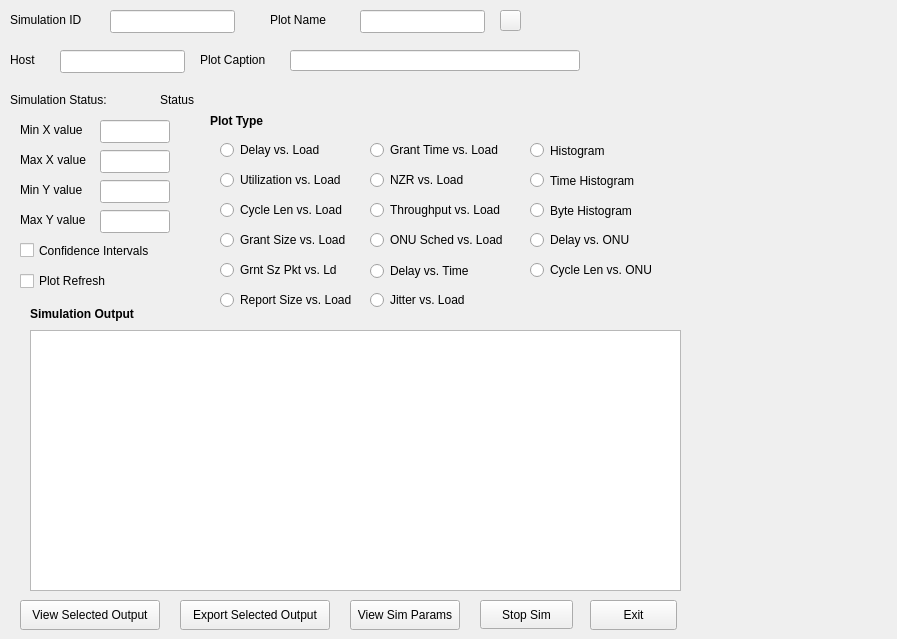
Qt form epon_sims/sim_mgr/simviewform.ui (GsusFreak/scvid) before a commit.
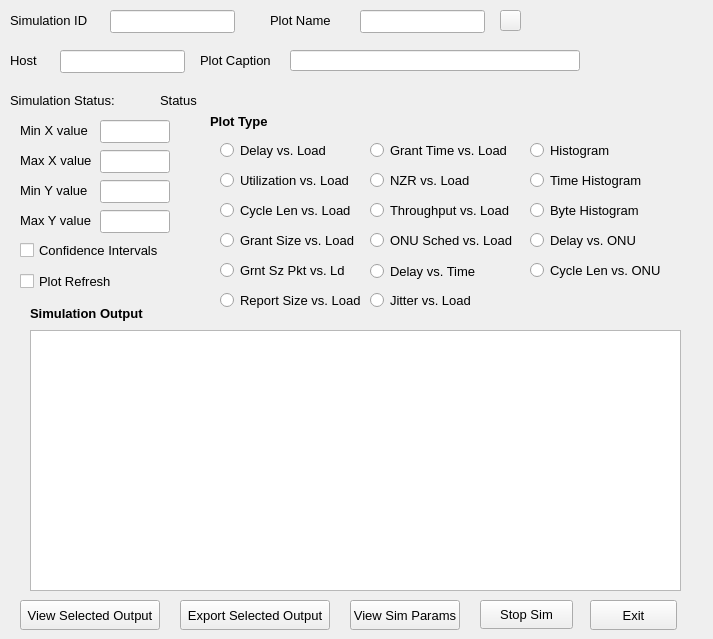
The same form after that commit.

Diff of the .ui file:
```diff
--- a/epon_sims/sim_mgr/simviewform.ui
+++ b/epon_sims/sim_mgr/simviewform.ui
@@ -6,7 +6,7 @@
    <rect>
     <x>0</x>
     <y>0</y>
-    <width>897</width>
+    <width>713</width>
     <height>639</height>
    </rect>
   </property>
@@ -49,7 +49,9 @@
     </rect>
    </property>
    <property name="font">
-    <font/>
+    <font>
+     <pointsize>10</pointsize>
+    </font>
    </property>
    <property name="text">
     <string>Max X value</string>
@@ -88,7 +90,9 @@
     </rect>
    </property>
    <property name="font">
-    <font/>
+    <font>
+     <pointsize>10</pointsize>
+    </font>
    </property>
    <property name="text">
     <string>Max Y value</string>
@@ -133,7 +137,9 @@
     </rect>
    </property>
    <property name="font">
-    <font/>
+    <font>
+     <pointsize>10</pointsize>
+    </font>
    </property>
    <property name="text">
     <string>Min Y value</string>
@@ -152,7 +158,9 @@
     </rect>
    </property>
    <property name="font">
-    <font/>
+    <font>
+     <pointsize>10</pointsize>
+    </font>
    </property>
    <property name="text">
     <string>Export Selected Output</string>
@@ -168,7 +176,9 @@
     </rect>
    </property>
    <property name="font">
-    <font/>
+    <font>
+     <pointsize>10</pointsize>
+    </font>
    </property>
    <property name="text">
     <string>View Sim Params</string>
@@ -184,7 +194,9 @@
     </rect>
    </property>
    <property name="font">
-    <font/>
+    <font>
+     <pointsize>10</pointsize>
+    </font>
    </property>
    <property name="text">
     <string>Exit</string>
@@ -200,7 +212,9 @@
     </rect>
    </property>
    <property name="font">
-    <font/>
+    <font>
+     <pointsize>10</pointsize>
+    </font>
    </property>
    <property name="text">
     <string>View Selected Output</string>
@@ -216,7 +230,9 @@
     </rect>
    </property>
    <property name="font">
-    <font/>
+    <font>
+     <pointsize>10</pointsize>
+    </font>
    </property>
    <property name="text">
     <string>Stop Sim</string>
@@ -232,7 +248,9 @@
     </rect>
    </property>
    <property name="font">
-    <font/>
+    <font>
+     <pointsize>10</pointsize>
+    </font>
    </property>
    <property name="text">
     <string>Confidence Intervals</string>
@@ -248,7 +266,9 @@
     </rect>
    </property>
    <property name="font">
-    <font/>
+    <font>
+     <pointsize>10</pointsize>
+    </font>
    </property>
    <property name="text">
     <string>Min X value</string>
@@ -267,7 +287,9 @@
     </rect>
    </property>
    <property name="font">
-    <font/>
+    <font>
+     <pointsize>10</pointsize>
+    </font>
    </property>
    <property name="text">
     <string>Plot Refresh</string>
@@ -284,6 +306,7 @@
    </property>
    <property name="font">
     <font>
+     <pointsize>10</pointsize>
      <weight>75</weight>
      <bold>true</bold>
     </font>
@@ -305,7 +328,9 @@
     </rect>
    </property>
    <property name="font">
-    <font/>
+    <font>
+     <pointsize>10</pointsize>
+    </font>
    </property>
    <property name="frameShape">
     <enum>QFrame::NoFrame</enum>
@@ -340,7 +365,9 @@
     </rect>
    </property>
    <property name="font">
-    <font/>
+    <font>
+     <pointsize>10</pointsize>
+    </font>
    </property>
    <property name="text">
     <string>Plot Name</string>
@@ -359,7 +386,9 @@
     </rect>
    </property>
    <property name="font">
-    <font/>
+    <font>
+     <pointsize>10</pointsize>
+    </font>
    </property>
    <property name="text">
     <string>Host</string>
@@ -378,7 +407,9 @@
     </rect>
    </property>
    <property name="font">
-    <font/>
+    <font>
+     <pointsize>10</pointsize>
+    </font>
    </property>
    <property name="text">
     <string>Plot Caption</string>
@@ -397,7 +428,9 @@
     </rect>
    </property>
    <property name="font">
-    <font/>
+    <font>
+     <pointsize>10</pointsize>
+    </font>
    </property>
    <property name="text">
     <string>Status</string>
@@ -416,7 +449,9 @@
     </rect>
    </property>
    <property name="font">
-    <font/>
+    <font>
+     <pointsize>10</pointsize>
+    </font>
    </property>
    <property name="text">
     <string>Simulation Status:</string>
@@ -457,6 +492,11 @@
      <height>20</height>
     </rect>
    </property>
+   <property name="font">
+    <font>
+     <pointsize>10</pointsize>
+    </font>
+   </property>
    <property name="text">
     <string>Grnt Sz Pkt vs. Ld</string>
    </property>
@@ -473,6 +513,11 @@
      <height>20</height>
     </rect>
    </property>
+   <property name="font">
+    <font>
+     <pointsize>10</pointsize>
+    </font>
+   </property>
    <property name="text">
     <string>Utilization vs. Load</string>
    </property>
@@ -489,6 +534,11 @@
      <height>20</height>
     </rect>
    </property>
+   <property name="font">
+    <font>
+     <pointsize>10</pointsize>
+    </font>
+   </property>
    <property name="text">
     <string>Delay vs. ONU</string>
    </property>
@@ -505,6 +555,11 @@
      <height>21</height>
     </rect>
    </property>
+   <property name="font">
+    <font>
+     <pointsize>10</pointsize>
+    </font>
+   </property>
    <property name="text">
     <string>Histogram</string>
    </property>
@@ -521,6 +576,11 @@
      <height>20</height>
     </rect>
    </property>
+   <property name="font">
+    <font>
+     <pointsize>10</pointsize>
+    </font>
+   </property>
    <property name="text">
     <string>Grant Size vs. Load</string>
    </property>
@@ -537,6 +597,11 @@
      <height>21</height>
     </rect>
    </property>
+   <property name="font">
+    <font>
+     <pointsize>10</pointsize>
+    </font>
+   </property>
    <property name="text">
     <string>Time Histogram</string>
    </property>
@@ -553,6 +618,11 @@
      <height>21</height>
     </rect>
    </property>
+   <property name="font">
+    <font>
+     <pointsize>10</pointsize>
+    </font>
+   </property>
    <property name="text">
     <string>Byte Histogram</string>
    </property>
@@ -569,6 +639,11 @@
      <height>20</height>
     </rect>
    </property>
+   <property name="font">
+    <font>
+     <pointsize>10</pointsize>
+    </font>
+   </property>
    <property name="text">
     <string>Delay vs. Load</string>
    </property>
@@ -585,6 +660,11 @@
      <height>20</height>
     </rect>
    </property>
+   <property name="font">
+    <font>
+     <pointsize>10</pointsize>
+    </font>
+   </property>
    <property name="text">
     <string>Throughput vs. Load</string>
    </property>
@@ -601,6 +681,11 @@
      <height>20</height>
     </rect>
    </property>
+   <property name="font">
+    <font>
+     <pointsize>10</pointsize>
+    </font>
+   </property>
    <property name="text">
     <string>NZR vs. Load</string>
    </property>
@@ -617,6 +702,11 @@
      <height>20</height>
     </rect>
    </property>
+   <property name="font">
+    <font>
+     <pointsize>10</pointsize>
+    </font>
+   </property>
    <property name="text">
     <string>Report Size vs. Load</string>
    </property>
@@ -633,6 +723,11 @@
      <height>20</height>
     </rect>
    </property>
+   <property name="font">
+    <font>
+     <pointsize>10</pointsize>
+    </font>
+   </property>
    <property name="text">
     <string>Cycle Len vs. ONU</string>
    </property>
@@ -649,6 +744,11 @@
      <height>20</height>
     </rect>
    </property>
+   <property name="font">
+    <font>
+     <pointsize>10</pointsize>
+    </font>
+   </property>
    <property name="text">
     <string>Cycle Len vs. Load</string>
    </property>
@@ -665,6 +765,11 @@
      <height>20</height>
     </rect>
    </property>
+   <property name="font">
+    <font>
+     <pointsize>10</pointsize>
+    </font>
+   </property>
    <property name="text">
     <string>Jitter vs. Load</string>
    </property>
@@ -681,6 +786,11 @@
      <height>20</height>
     </rect>
    </property>
+   <property name="font">
+    <font>
+     <pointsize>10</pointsize>
+    </font>
+   </property>
    <property name="text">
     <string>ONU Sched vs. Load</string>
    </property>
@@ -697,6 +807,11 @@
      <height>22</height>
     </rect>
    </property>
+   <property name="font">
+    <font>
+     <pointsize>10</pointsize>
+    </font>
+   </property>
    <property name="text">
     <string>Delay vs. Time</string>
    </property>
@@ -713,6 +828,11 @@
      <height>20</height>
     </rect>
    </property>
+   <property name="font">
+    <font>
+     <pointsize>10</pointsize>
+    </font>
+   </property>
    <property name="text">
     <string>Grant Time vs. Load</string>
    </property>
@@ -731,6 +851,7 @@
    </property>
    <property name="font">
     <font>
+     <pointsize>10</pointsize>
      <weight>75</weight>
      <bold>true</bold>
     </font>
```
Left out of the diff: 46 changed lines with no effect on the pictures.
